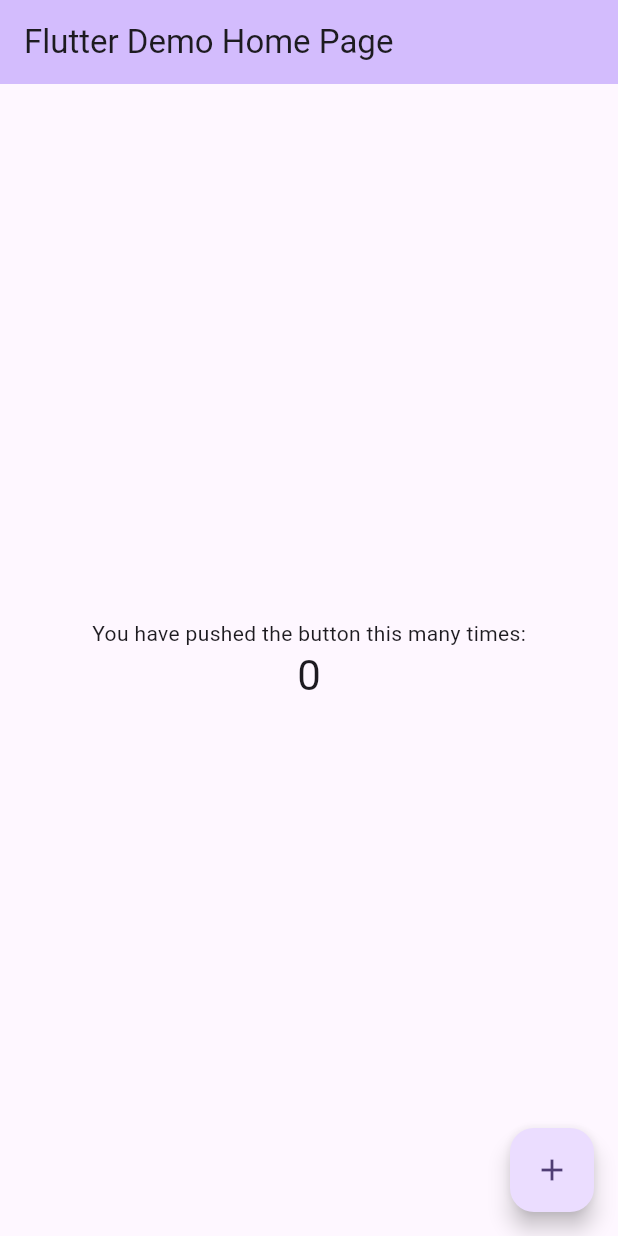
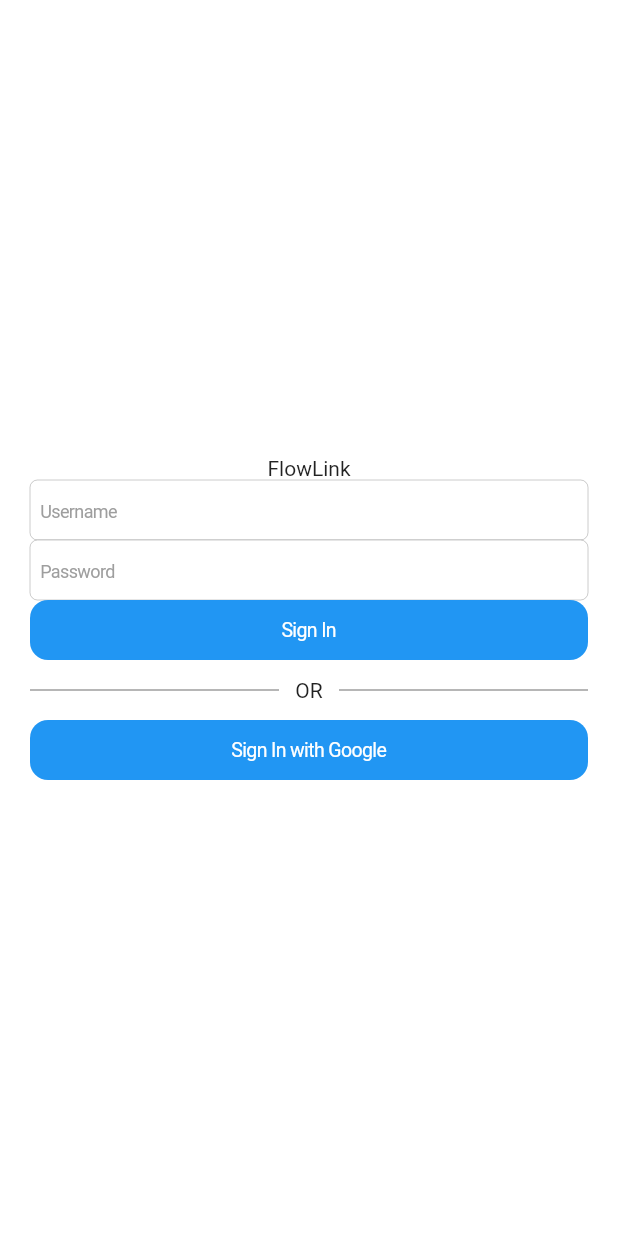
Before and after one commit to 2023-Summer-MadCamp-KP/FlowLink, a Flutter app: the screen it shows after launch, on a phone screen of 412 x 824 dp. Run offline on Flutter 3.47's test engine with Material 2 defaults, Android fonts, the phone set to English and light mode, and no system bars.

Commit message:
Design(main.dart): 로그인 디자인 추가

```diff
--- a/flow_camp_app/lib/main.dart
+++ b/flow_camp_app/lib/main.dart
@@ -1,4 +1,5 @@
 import 'package:flutter/material.dart';
+import 'package:flutter/cupertino.dart';
 
 void main() {
   runApp(const MyApp());
@@ -10,27 +11,28 @@ class MyApp extends StatelessWidget {
   // This widget is the root of your application.
   @override
   Widget build(BuildContext context) {
-    return MaterialApp(
+    return const MaterialApp(
+      debugShowCheckedModeBanner: false,
       title: 'Flutter Demo',
-      theme: ThemeData(
-        // This is the theme of your application.
-        //
-        // TRY THIS: Try running your application with "flutter run". You'll see
-        // the application has a blue toolbar. Then, without quitting the app,
-        // try changing the seedColor in the colorScheme below to Colors.green
-        // and then invoke "hot reload" (save your changes or press the "hot
-        // reload" button in a Flutter-supported IDE, or press "r" if you used
-        // the command line to start the app).
-        //
-        // Notice that the counter didn't reset back to zero; the application
-        // state is not lost during the reload. To reset the state, use hot
-        // restart instead.
-        //
-        // This works for code too, not just values: Most code changes can be
-        // tested with just a hot reload.
-        colorScheme: ColorScheme.fromSeed(seedColor: Colors.deepPurple),
-        useMaterial3: true,
-      ),
+      // theme: ThemeData(
+      //   // This is the theme of your application.
+      //   //
+      //   // TRY THIS: Try running your application with "flutter run". You'll see
+      //   // the application has a blue toolbar. Then, without quitting the app,
+      //   // try changing the seedColor in the colorScheme below to Colors.green
+      //   // and then invoke "hot reload" (save your changes or press the "hot
+      //   // reload" button in a Flutter-supported IDE, or press "r" if you used
+      //   // the command line to start the app).
+      //   //
+      //   // Notice that the counter didn't reset back to zero; the application
+      //   // state is not lost during the reload. To reset the state, use hot
+      //   // restart instead.
+      //   //
+      //   // This works for code too, not just values: Most code changes can be
+      //   // tested with just a hot reload.
+      //   colorScheme: ColorScheme.fromSeed(seedColor: Colors.deepPurple),
+      //   useMaterial3: true,
+      // ),
       home: const MyHomePage(title: 'Flutter Demo Home Page'),
     );
   }
@@ -55,17 +57,32 @@ class MyHomePage extends StatefulWidget {
 }
 
 class _MyHomePageState extends State<MyHomePage> {
-  int _counter = 0;
+  // int _counter = 0;
+  late TextEditingController _idController, _pwController;
 
-  void _incrementCounter() {
-    setState(() {
-      // This call to setState tells the Flutter framework that something has
-      // changed in this State, which causes it to rerun the build method below
-      // so that the display can reflect the updated values. If we changed
-      // _counter without calling setState(), then the build method would not be
-      // called again, and so nothing would appear to happen.
-      _counter++;
-    });
+  // void _incrementCounter() {
+  //   setState(() {
+  //     // This call to setState tells the Flutter framework that something has
+  //     // changed in this State, which causes it to rerun the build method below
+  //     // so that the display can reflect the updated values. If we changed
+  //     // _counter without calling setState(), then the build method would not be
+  //     // called again, and so nothing would appear to happen.
+  //     _counter++;
+  //   });
+  // }
+
+  @override
+  void initState() {
+    super.initState();
+    _idController = TextEditingController();
+    _pwController = TextEditingController();
+  }
+
+  @override
+  void dispose() {
+    _idController.dispose();
+    _pwController.dispose();
+    super.dispose();
   }
 
   @override
@@ -77,16 +94,22 @@ class _MyHomePageState extends State<MyHomePage> {
     // fast, so that you can just rebuild anything that needs updating rather
     // than having to individually change instances of widgets.
     return Scaffold(
-      appBar: AppBar(
-        // TRY THIS: Try changing the color here to a specific color (to
-        // Colors.amber, perhaps?) and trigger a hot reload to see the AppBar
-        // change color while the other colors stay the same.
-        backgroundColor: Theme.of(context).colorScheme.inversePrimary,
-        // Here we take the value from the MyHomePage object that was created by
-        // the App.build method, and use it to set our appbar title.
-        title: Text(widget.title),
-      ),
-      body: Center(
+      // appBar: CupertinoNavigationBar(
+      //   // TRY THIS: Try changing the color here to a specific color (to
+      //   // Colors.amber, perhaps?) and trigger a hot reload to see the AppBar
+      //   // change color while the other colors stay the same.
+      //   backgroundColor: Theme.of(context).colorScheme.inversePrimary,
+      //   // Here we take the value from the MyHomePage object that was created by
+      //   // the App.build method, and use it to set our appbar title.
+      //   middle: Text(widget.title),
+      // ),
+      backgroundColor: Colors.white,
+      body: SizedBox(
+        width: double.infinity,
+        height: double.infinity,
+        child: Padding(
+          padding: const EdgeInsets.fromLTRB(20, 0, 20, 0),
+          child: Center(
           // Center is a layout widget. It takes a single child and positions it
           // in the middle of the parent.
             child: Column(
@@ -106,20 +129,95 @@ class _MyHomePageState extends State<MyHomePage> {
               mainAxisAlignment: MainAxisAlignment.center,
               children: <Widget>[
                 const Text(
-              'You have pushed the button this many times:',
+                  "FlowLink",
                 ),
-            Text(
-              '$_counter',
-              style: Theme.of(context).textTheme.headlineMedium,
+                SizedBox(
+                  width: double.infinity,
+                  height:40,
+                  child: CupertinoTextField(
+                    controller: _idController,
+                    textAlignVertical: TextAlignVertical.center,
+                    placeholder: "Username",
+                    placeholderStyle: const TextStyle(fontSize: 12, height: 1.6, color: Colors.grey),
+                  ),
+                ),
+                SizedBox(
+                  width: double.infinity,
+                  height:40,
+                  child:CupertinoTextField(
+                    controller: _pwController,
+                    textAlignVertical: TextAlignVertical.center,
+                    placeholder: "Password",
+                    placeholderStyle: const TextStyle(fontSize: 12, height: 1.6, color: Colors.grey),
+                  ),
+                ),
+                SizedBox(
+                  width: double.infinity,
+                  height:40,
+                  child: CupertinoButton.filled(
+                    padding: const EdgeInsets.all(0),
+                    child: const Text(
+                      "Sign In",
+                      style: TextStyle(fontSize: 13),
+                    ),
+                    onPressed: (){}
+                  ),
+                ),
+                SizedBox(
+                  width: double.infinity,
+                  height: 40,
+                  child: Stack(
+                    children: [
+                      const Align(
+                        alignment: Alignment.center,
+                        child: Divider(
+                          thickness: 1,
+                          color: Colors.grey,
+                        )
+                      ),
+                      Align(
+                        alignment: Alignment.center,
+                        child: Container(
+                          width: 40,
+                          height: 20,
+                          color: Colors.white,
+                          child: const Center(
+                            child: Text(
+                              "OR",
+                              textAlign: TextAlign.center,
+                            ),
+                          ),
+                        )
                       ),
                     ],
                   ),
                 ),
-      floatingActionButton: FloatingActionButton(
-        onPressed: _incrementCounter,
-        tooltip: 'Increment',
-        child: const Icon(Icons.add),
-      ), // This trailing comma makes auto-formatting nicer for build methods.
+                SizedBox(
+                  width: double.infinity,
+                  height:40,
+                  child: CupertinoButton.filled(
+                    padding: const EdgeInsets.all(0),
+                    child: const Text(
+                      "Sign In with Google",
+                      style: TextStyle(fontSize: 13),
+                    ),
+                    onPressed: (){}
+                  ),
+                ),
+                // Text(
+                //   '$_counter',
+                //   style: Theme.of(context).textTheme.headlineMedium,
+                // ),
+              ],
+            ),
+          ),
+        )
+      ),
+      // floatingActionButton: FloatingActionButton(
+      //   onPressed: _incrementCounter,
+      //   tooltip: 'Increment',
+      //   child: const Icon(Icons.add),
+      // ), // This trailing comma makes auto-formatting nicer for build methods.
     );
   }
 }
```
Lines whose indentation alone changed are shown as unchanged.
